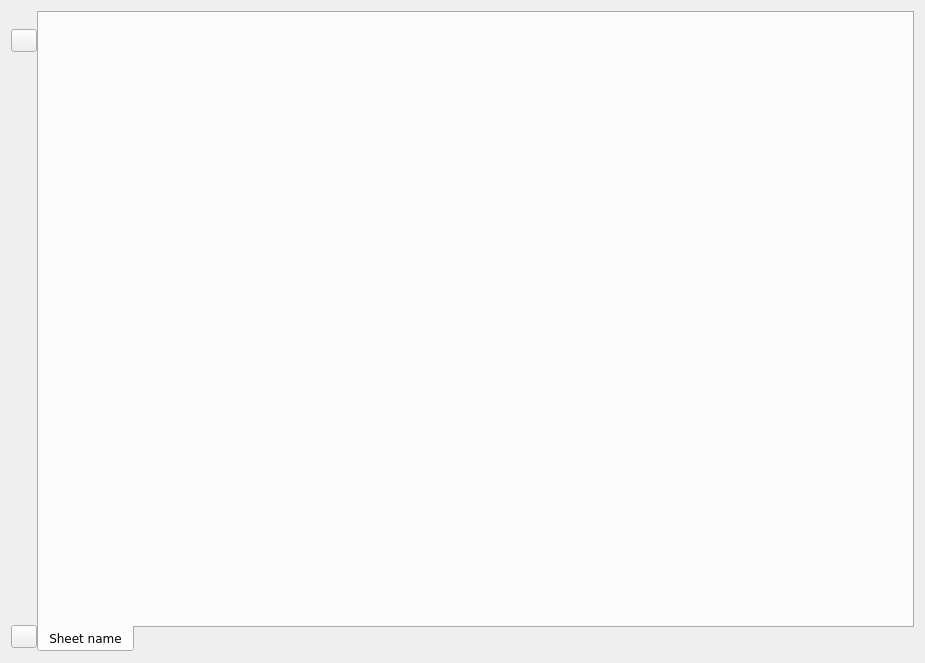
First picture: the form in resources/workbook.ui, repository lesca-research/piccel, before the edit.
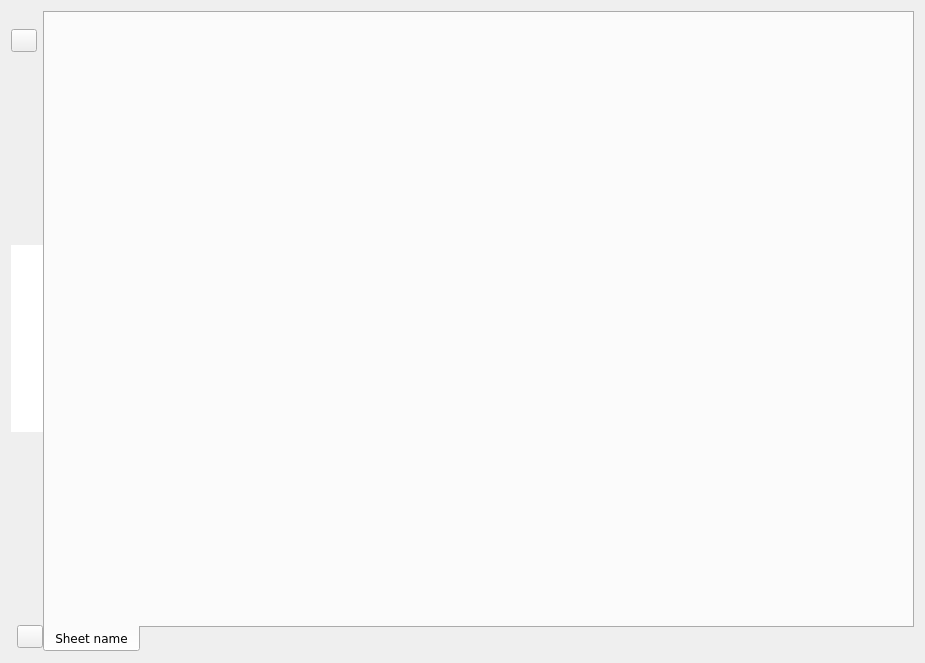
Second picture: the form after the edit.

Commit message: Embedded salt in any encrypted workbook file for self-contained decryption. Get rid of sheet properties, put everything in plugin. Add user-specific password. User can login with a lower role. Add workbook jobs. Improve workbook menu UI. Force key to be defined while setting form values. Allow NA values when checking for uniqueness in form item validation. Add email_overdue tracking in emailled_poll_tracking. Add command to convert google form to piccel form.

```diff
--- a/resources/workbook.ui
+++ b/resources/workbook.ui
@@ -68,11 +68,85 @@
         </property>
        </widget>
       </item>
+      <item>
+       <spacer name="verticalSpacer_2">
+        <property name="orientation">
+         <enum>Qt::Vertical</enum>
+        </property>
+        <property name="sizeHint" stdset="0">
+         <size>
+          <width>20</width>
+          <height>40</height>
+         </size>
+        </property>
+       </spacer>
+      </item>
+      <item alignment="Qt::AlignLeft">
+       <widget class="QListWidget" name="job_list">
+        <property name="sizePolicy">
+         <sizepolicy hsizetype="Preferred" vsizetype="MinimumExpanding">
+          <horstretch>0</horstretch>
+          <verstretch>0</verstretch>
+         </sizepolicy>
+        </property>
+        <property name="maximumSize">
+         <size>
+          <width>32</width>
+          <height>16777215</height>
+         </size>
+        </property>
+        <property name="frameShape">
+         <enum>QFrame::NoFrame</enum>
+        </property>
+        <property name="verticalScrollBarPolicy">
+         <enum>Qt::ScrollBarAlwaysOff</enum>
+        </property>
+        <property name="horizontalScrollBarPolicy">
+         <enum>Qt::ScrollBarAlwaysOff</enum>
+        </property>
+        <property name="sizeAdjustPolicy">
+         <enum>QAbstractScrollArea::AdjustToContents</enum>
+        </property>
+        <property name="editTriggers">
+         <set>QAbstractItemView::NoEditTriggers</set>
+        </property>
+        <property name="showDropIndicator" stdset="0">
+         <bool>false</bool>
+        </property>
+        <property name="defaultDropAction">
+         <enum>Qt::IgnoreAction</enum>
+        </property>
+        <property name="selectionMode">
+         <enum>QAbstractItemView::NoSelection</enum>
+        </property>
+        <property name="iconSize">
+         <size>
+          <width>24</width>
+          <height>24</height>
+         </size>
+        </property>
+        <property name="resizeMode">
+         <enum>QListView::Adjust</enum>
+        </property>
+        <property name="spacing">
+         <number>2</number>
+        </property>
+        <property name="itemAlignment">
+         <set>Qt::AlignLeading</set>
+        </property>
+       </widget>
+      </item>
       <item>
        <spacer name="verticalSpacer">
         <property name="orientation">
          <enum>Qt::Vertical</enum>
         </property>
+        <property name="sizeHint" stdset="0">
+         <size>
+          <width>0</width>
+          <height>0</height>
+         </size>
+        </property>
        </spacer>
       </item>
       <item alignment="Qt::AlignRight|Qt::AlignBottom">
```
The commit also changes 30 other files.
